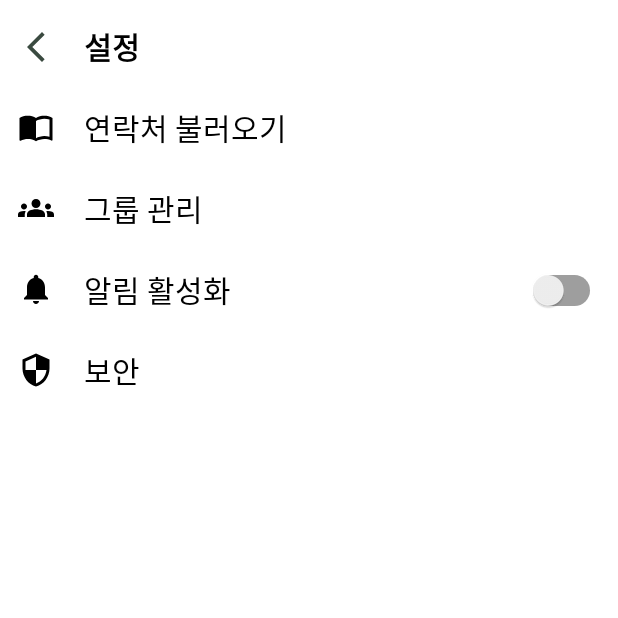
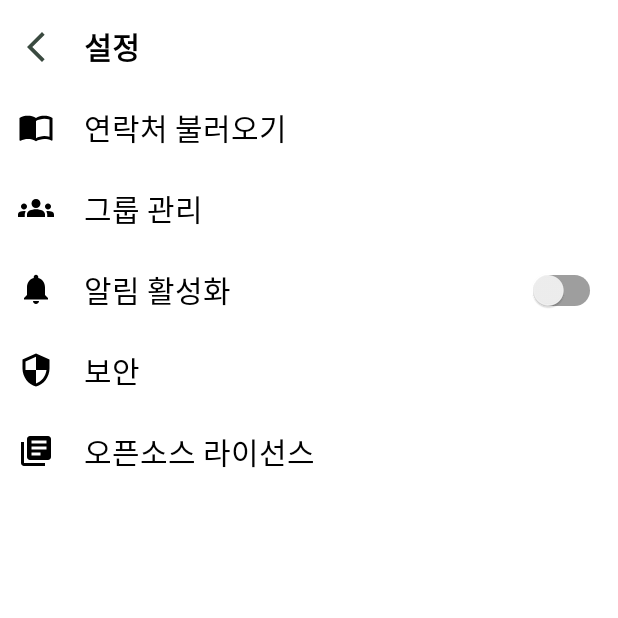
Before and after one commit to boostcampwm-2021/android03-Contact, an Android app: the SettingsFragment screen opened through its navigation route, on a phone screen of 412 x 824 dp, the top half of it. Run offline under Robolectric (Android 15) with nearby library versions, the phone set to English and light mode, and no system bars; our stand-ins replace Dagger/Hilt's generated code, Room's generated code, data binding, navigation-ui.

Commit message:
[FEAT] #288 - 오픈소스 라이센스 뷰 추가 및 연결

```diff
--- a/app/src/main/java/com/ivyclub/contact/ui/main/settings/SettingsFragment.kt
+++ b/app/src/main/java/com/ivyclub/contact/ui/main/settings/SettingsFragment.kt
@@ -1,9 +1,11 @@
 package com.ivyclub.contact.ui.main.settings
 
+import android.content.Intent
 import android.os.Bundle
 import android.view.View
 import androidx.fragment.app.viewModels
 import androidx.navigation.fragment.findNavController
+import com.google.android.gms.oss.licenses.OssLicensesMenuActivity
 import com.ivyclub.contact.R
 import com.ivyclub.contact.databinding.FragmentSettingsBinding
 import com.ivyclub.contact.ui.main.settings.dialog.NotificationTimeDialogFragment
@@ -45,5 +47,8 @@ class SettingsFragment : BaseFragment<FragmentSettingsBinding>(R.layout.fragment
         binding.tvManageGroup.setOnClickListener {
             findNavController().navigate(R.id.action_settingsFragment_to_manageGroupFragment)
         }
+        binding.tvOssLicense.setOnClickListener {
+            startActivity(Intent(requireActivity(), OssLicensesMenuActivity::class.java))
+        }
     }
 }
--- /dev/null
+++ b/app/src/main/res/drawable/ic_baseline_library_books_24.xml
@@ -0,0 +1,11 @@
+<vector xmlns:android="http://schemas.android.com/apk/res/android"
+    android:width="24dp"
+    android:height="24dp"
+    android:viewportWidth="24"
+    android:viewportHeight="24"
+    android:tint="@color/black"
+    android:autoMirrored="true">
+  <path
+      android:fillColor="@android:color/white"
+      android:pathData="M4,6L2,6v14c0,1.1 0.9,2 2,2h14v-2L4,20L4,6zM20,2L8,2c-1.1,0 -2,0.9 -2,2v12c0,1.1 0.9,2 2,2h12c1.1,0 2,-0.9 2,-2L22,4c0,-1.1 -0.9,-2 -2,-2zM19,11L9,11L9,9h10v2zM15,15L9,15v-2h6v2zM19,7L9,7L9,5h10v2z"/>
+</vector>
--- a/app/src/main/res/layout/fragment_settings.xml
+++ b/app/src/main/res/layout/fragment_settings.xml
@@ -130,5 +130,20 @@
             app:layout_constraintStart_toStartOf="parent"
             app:layout_constraintTop_toBottomOf="@id/tv_notification_time" />
 
+        <TextView
+            android:id="@+id/tv_oss_license"
+            android:layout_width="0dp"
+            android:layout_height="wrap_content"
+            android:background="?attr/selectableItemBackground"
+            android:drawablePadding="20dp"
+            android:padding="12dp"
+            android:text="@string/open_source_license"
+            android:textColor="@color/black"
+            android:textSize="20sp"
+            app:drawableStartCompat="@drawable/ic_baseline_library_books_24"
+            app:layout_constraintEnd_toEndOf="parent"
+            app:layout_constraintStart_toStartOf="parent"
+            app:layout_constraintTop_toBottomOf="@id/tv_security" />
+
     </androidx.constraintlayout.widget.ConstraintLayout>
 </layout>
--- a/app/src/main/res/values/strings.xml
+++ b/app/src/main/res/values/strings.xml
@@ -173,4 +173,5 @@
     <string name="plan_noti_time_2h">2시간 전</string>
     <string name="password_wrong_ten_times">비밀번호를 10회 잘못 입력하셨습니다.</string>
     <string name="format_password_try_after">%d분 후에 다시 시도해주세요.</string>
+    <string name="open_source_license">오픈소스 라이선스</string>
 </resources>
```
